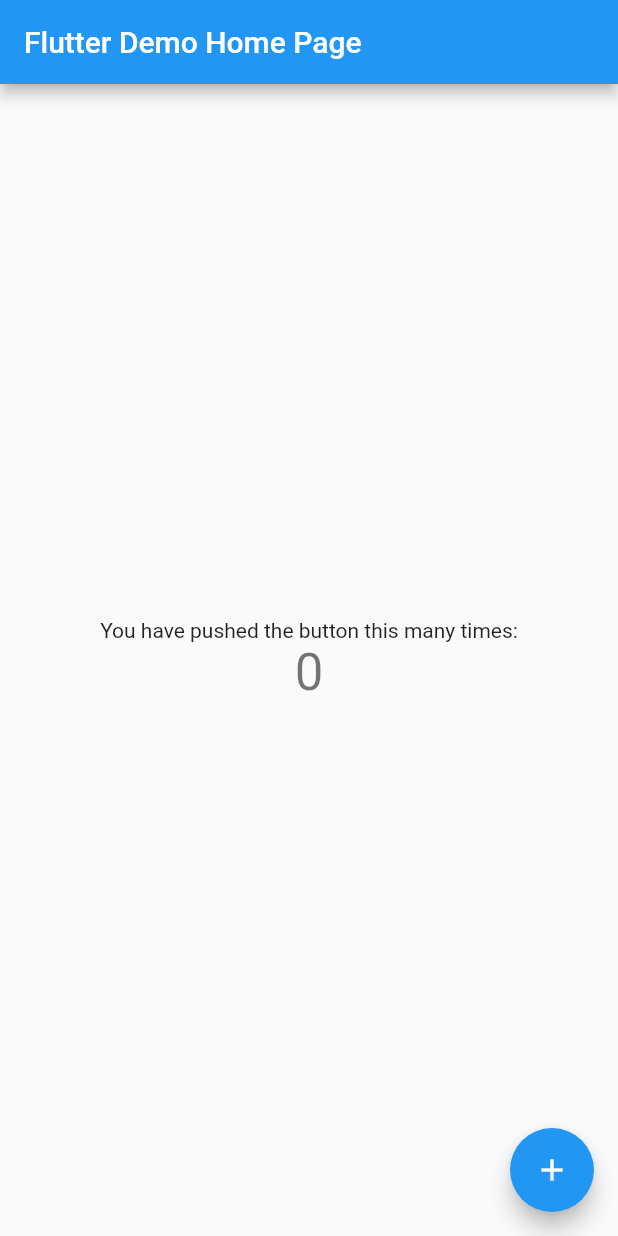
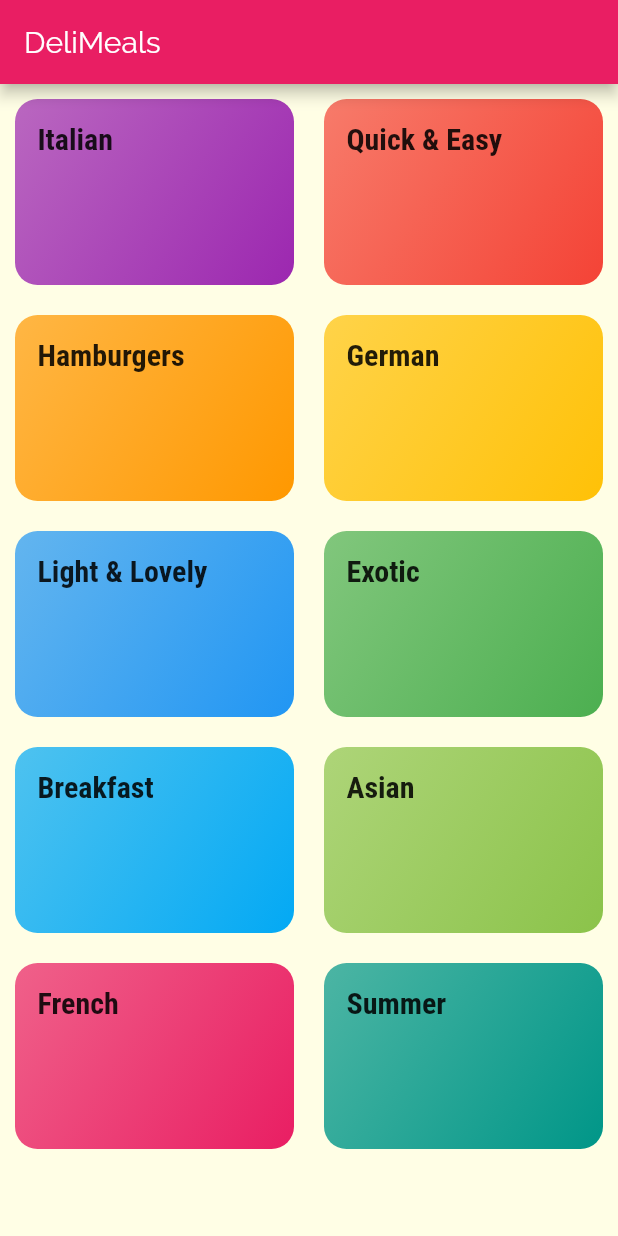
Before and after one commit to axe76/Flutter-Trials, a Flutter app: the screen it shows after launch, on a phone screen of 412 x 824 dp. Run offline on Flutter 3.47's test engine with Material 2 defaults, Android fonts, the phone set to English and light mode, and no system bars.

Commit message:
Made first screens

```diff
--- /dev/null
+++ b/meals_app/lib/categories_screen.dart
@@ -0,0 +1,26 @@
+import 'package:flutter/material.dart';
+
+import './dummy_data.dart';
+import './category_item.dart';
+
+class CategoriesScreen extends StatelessWidget {
+  @override
+  Widget build(BuildContext context) {
+    return Scaffold(
+      appBar: AppBar(title: Text('DeliMeals'),),
+      body: GridView(
+        padding: EdgeInsets.all(10),
+      children: DUMMY_CATEGORIES.map(
+        (catData) {
+          return CategoryItem(catData.id,catData.title, catData.color);
+        }
+        ).toList(),
+      gridDelegate: SliverGridDelegateWithMaxCrossAxisExtent(
+        maxCrossAxisExtent: 200,
+        childAspectRatio: 3 / 2,
+        crossAxisSpacing: 20,
+        mainAxisSpacing: 20
+      ),),
+    );
+  }
+}
--- /dev/null
+++ b/meals_app/lib/category_item.dart
@@ -0,0 +1,35 @@
+import 'package:flutter/material.dart';
+import './category_meals_screen.dart';
+
+class CategoryItem extends StatelessWidget {
+  final String id;
+  final String title;
+  final Color color;
+
+  CategoryItem(this.id,this.title,this.color);
+
+  void _selectCategory(BuildContext ctx){
+    Navigator.of(ctx).pushNamed(
+      CategoryMeals.routeName,arguments: {'id':this.id,'title':this.title}
+    );
+  }
+
+  @override
+  Widget build(BuildContext context) {
+    return InkWell(
+      onTap: () => _selectCategory(context),
+      splashColor: Theme.of(context).primaryColor,
+      borderRadius: BorderRadius.circular(15),
+          child: Container(
+        padding: const EdgeInsets.all(15),
+        child: Text(title,style: Theme.of(context).textTheme.title,),
+        decoration: BoxDecoration(
+          gradient: LinearGradient(
+            colors: [color.withOpacity(0.7),color],
+            begin: Alignment.topLeft,
+            end: Alignment.bottomRight),
+            borderRadius: BorderRadius.circular(15)),
+      ),
+    );
+  }
+}
--- /dev/null
+++ b/meals_app/lib/category_meals_screen.dart
@@ -0,0 +1,19 @@
+import 'package:flutter/material.dart';
+
+class CategoryMeals extends StatelessWidget {
+
+  static const routeName = 'category-meals';
+
+  @override
+  Widget build(BuildContext context) {
+
+    final routeArgs = ModalRoute.of(context).settings.arguments as Map<String,String>;
+    final String catTitle = routeArgs['title'];
+    return Scaffold(
+      appBar: AppBar(title: Text(catTitle)),
+      body: Center(
+        child: Text("Meals for this category"),
+      )
+    );
+  }
+}
--- /dev/null
+++ b/meals_app/lib/dummy_data.dart
@@ -0,0 +1,56 @@
+import 'package:flutter/material.dart';
+
+import 'models/category.dart';
+
+const DUMMY_CATEGORIES = const [
+  Category(
+    id: 'c1',
+    title: 'Italian',
+    color: Colors.purple,
+  ),
+  Category(
+    id: 'c2',
+    title: 'Quick & Easy',
+    color: Colors.red,
+  ),
+  Category(
+    id: 'c3',
+    title: 'Hamburgers',
+    color: Colors.orange,
+  ),
+  Category(
+    id: 'c4',
+    title: 'German',
+    color: Colors.amber,
+  ),
+  Category(
+    id: 'c5',
+    title: 'Light & Lovely',
+    color: Colors.blue,
+  ),
+  Category(
+    id: 'c6',
+    title: 'Exotic',
+    color: Colors.green,
+  ),
+  Category(
+    id: 'c7',
+    title: 'Breakfast',
+    color: Colors.lightBlue,
+  ),
+  Category(
+    id: 'c8',
+    title: 'Asian',
+    color: Colors.lightGreen,
+  ),
+  Category(
+    id: 'c9',
+    title: 'French',
+    color: Colors.pink,
+  ),
+  Category(
+    id: 'c10',
+    title: 'Summer',
+    color: Colors.teal,
+  ),
+];
--- a/meals_app/lib/main.dart
+++ b/meals_app/lib/main.dart
@@ -1,113 +1,42 @@
 import 'package:flutter/material.dart';
+
+import './category_meals_screen.dart';
+
+import './categories_screen.dart';
 
 void main() {
   runApp(MyApp());
 }
 
 class MyApp extends StatelessWidget {
-  // This widget is the root of your application.
   @override
   Widget build(BuildContext context) {
     return MaterialApp(
-      title: 'Flutter Demo',
+      title: 'DeliMeals',
       theme: ThemeData(
-        // This is the theme of your application.
-        //
-        // Try running your application with "flutter run". You'll see the
-        // application has a blue toolbar. Then, without quitting the app, try
-        // changing the primarySwatch below to Colors.green and then invoke
-        // "hot reload" (press "r" in the console where you ran "flutter run",
-        // or simply save your changes to "hot reload" in a Flutter IDE).
-        // Notice that the counter didn't reset back to zero; the application
-        // is not restarted.
-        primarySwatch: Colors.blue,
+        primarySwatch: Colors.pink,
+        accentColor: Colors.amber,
+        canvasColor: Color.fromRGBO(255, 254, 229, 1),
+        fontFamily: 'Raleway',
+        textTheme: ThemeData.light().textTheme.copyWith(
+          body1: TextStyle(
+            color: Color.fromRGBO(20, 51, 51, 1)
+          ),
+          body2: TextStyle(
+            color: Color.fromRGBO(20, 51, 51, 1)
+          ),
+          title: TextStyle(
+            fontSize:20,
+            fontFamily: 'RobotoCondensed',
+            fontWeight: FontWeight.bold,
+          )
+        ),
+
       ),
-      home: MyHomePage(title: 'Flutter Demo Home Page'),
+      home: CategoriesScreen(),
+      routes: {
+        CategoryMeals.routeName: (ctx) => CategoryMeals(),
+      },
     );
   }
 }
-
-class MyHomePage extends StatefulWidget {
-  MyHomePage({Key key, this.title}) : super(key: key);
-
-  // This widget is the home page of your application. It is stateful, meaning
-  // that it has a State object (defined below) that contains fields that affect
-  // how it looks.
-
-  // This class is the configuration for the state. It holds the values (in this
-  // case the title) provided by the parent (in this case the App widget) and
-  // used by the build method of the State. Fields in a Widget subclass are
-  // always marked "final".
-
-  final String title;
-
-  @override
-  _MyHomePageState createState() => _MyHomePageState();
-}
-
-class _MyHomePageState extends State<MyHomePage> {
-  int _counter = 0;
-
-  void _incrementCounter() {
-    setState(() {
-      // This call to setState tells the Flutter framework that something has
-      // changed in this State, which causes it to rerun the build method below
-      // so that the display can reflect the updated values. If we changed
-      // _counter without calling setState(), then the build method would not be
-      // called again, and so nothing would appear to happen.
-      _counter++;
-    });
-  }
-
-  @override
-  Widget build(BuildContext context) {
-    // This method is rerun every time setState is called, for instance as done
-    // by the _incrementCounter method above.
-    //
-    // The Flutter framework has been optimized to make rerunning build methods
-    // fast, so that you can just rebuild anything that needs updating rather
-    // than having to individually change instances of widgets.
-    return Scaffold(
-      appBar: AppBar(
-        // Here we take the value from the MyHomePage object that was created by
-        // the App.build method, and use it to set our appbar title.
-        title: Text(widget.title),
-      ),
-      body: Center(
-        // Center is a layout widget. It takes a single child and positions it
-        // in the middle of the parent.
-        child: Column(
-          // Column is also a layout widget. It takes a list of children and
-          // arranges them vertically. By default, it sizes itself to fit its
-          // children horizontally, and tries to be as tall as its parent.
-          //
-          // Invoke "debug painting" (press "p" in the console, choose the
-          // "Toggle Debug Paint" action from the Flutter Inspector in Android
-          // Studio, or the "Toggle Debug Paint" command in Visual Studio Code)
-          // to see the wireframe for each widget.
-          //
-          // Column has various properties to control how it sizes itself and
-          // how it positions its children. Here we use mainAxisAlignment to
-          // center the children vertically; the main axis here is the vertical
-          // axis because Columns are vertical (the cross axis would be
-          // horizontal).
-          mainAxisAlignment: MainAxisAlignment.center,
-          children: <Widget>[
-            Text(
-              'You have pushed the button this many times:',
-            ),
-            Text(
-              '$_counter',
-              style: Theme.of(context).textTheme.headline4,
-            ),
-          ],
-        ),
-      ),
-      floatingActionButton: FloatingActionButton(
-        onPressed: _incrementCounter,
-        tooltip: 'Increment',
-        child: Icon(Icons.add),
-      ), // This trailing comma makes auto-formatting nicer for build methods.
-    );
-  }
-}
--- /dev/null
+++ b/meals_app/lib/models/category.dart
@@ -0,0 +1,9 @@
+import 'package:flutter/material.dart';
+
+class Category{
+  final String id;
+  final String title;
+  final Color color;
+
+  const Category({this.id,this.color,this.title});
+}
```
Also changed, not shown: meals_app/pubspec.yaml (+18 -6 lines), meals_app/assets/fonts/Raleway-Black.ttf (added), meals_app/assets/fonts/Raleway-Bold.ttf (added), meals_app/assets/fonts/Raleway-Regular.ttf (added), meals_app/assets/fonts/RobotoCondensed-Bold.ttf (added), meals_app/assets/fonts/RobotoCondensed-Italic.ttf (added), meals_app/assets/fonts/RobotoCondensed-Light.ttf (added), meals_app/assets/fonts/RobotoCondensed-Regular.ttf (added).
